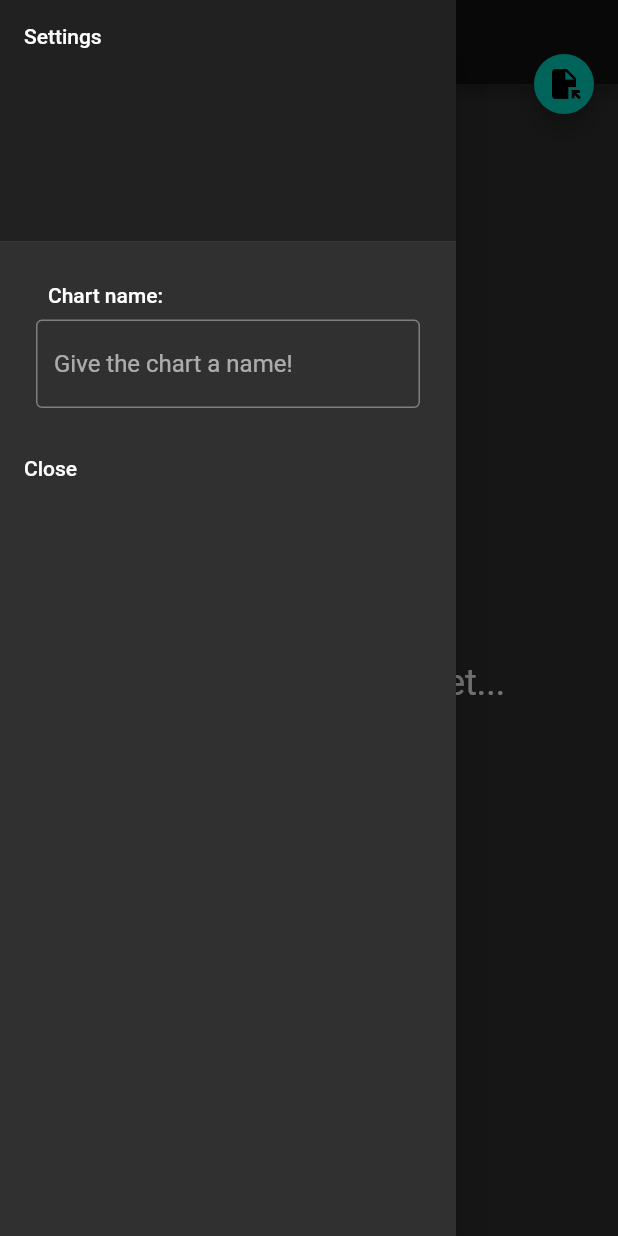
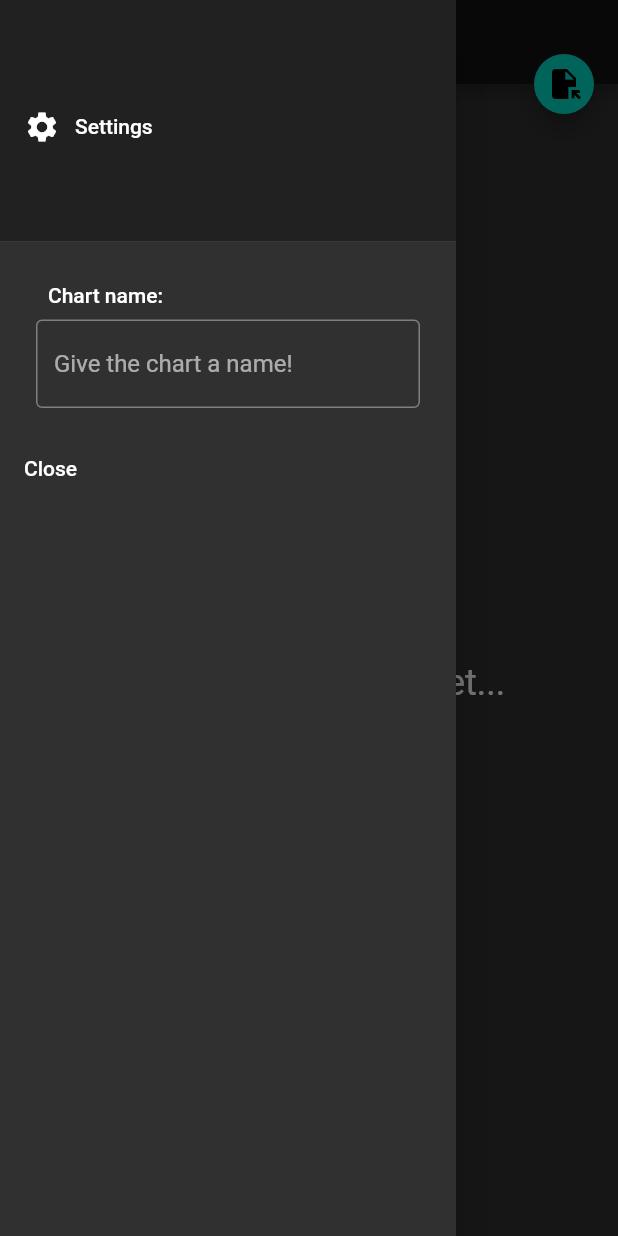
Before and after one commit to renatoathaydes/h_view, a Flutter app: the screen it shows after launch, with the side drawer open, on a phone screen of 412 x 824 dp. Run offline on Flutter 3.47's test engine with Material 2 defaults, Android fonts, the phone set to English and light mode, and no system bars; our stand-ins replace file, file_picker, syncfusion_flutter_charts.

Commit message:
Added icon to Settings drawer header.

```diff
--- a/lib/src/ui/drawer.dart
+++ b/lib/src/ui/drawer.dart
@@ -9,7 +9,11 @@ Widget drawer(BuildContext context, Widget Function() buildItem) {
           decoration: BoxDecoration(
             color: Theme.of(context).primaryColor,
           ),
-          child: const Text('Settings'),
+          child: Row(children: const <Widget>[
+            Icon(Icons.settings),
+            Padding(
+                padding: EdgeInsets.only(left: 10.0), child: Text('Settings')),
+          ]),
         ),
         ListTile(
           title: buildItem(),
```
